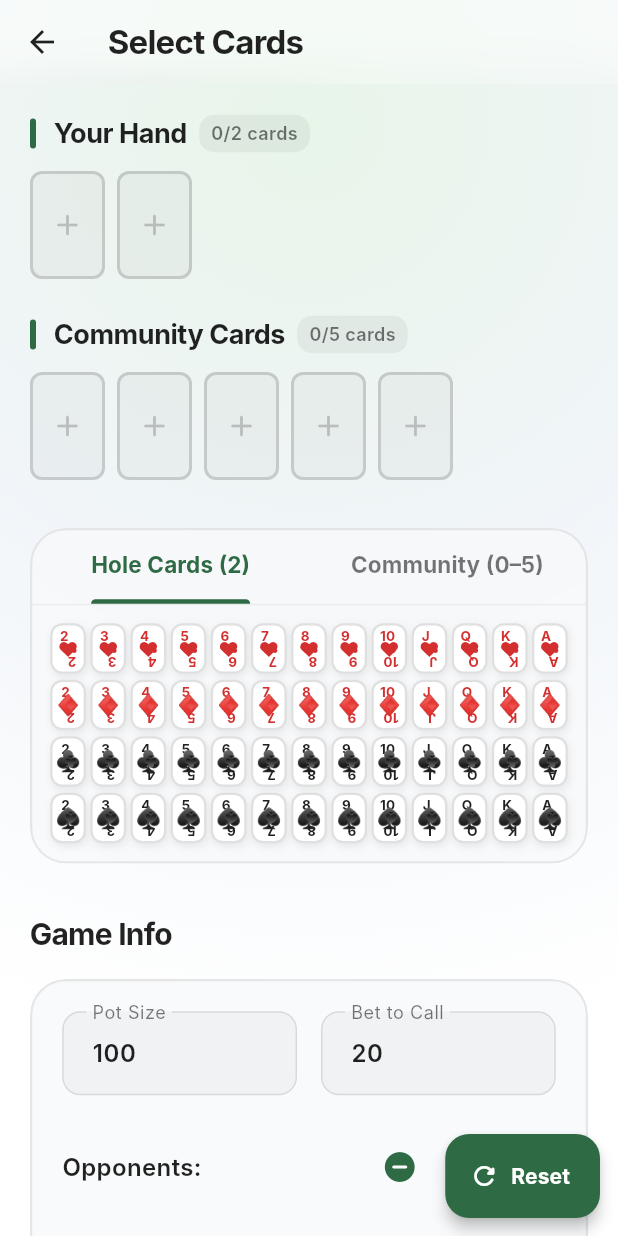
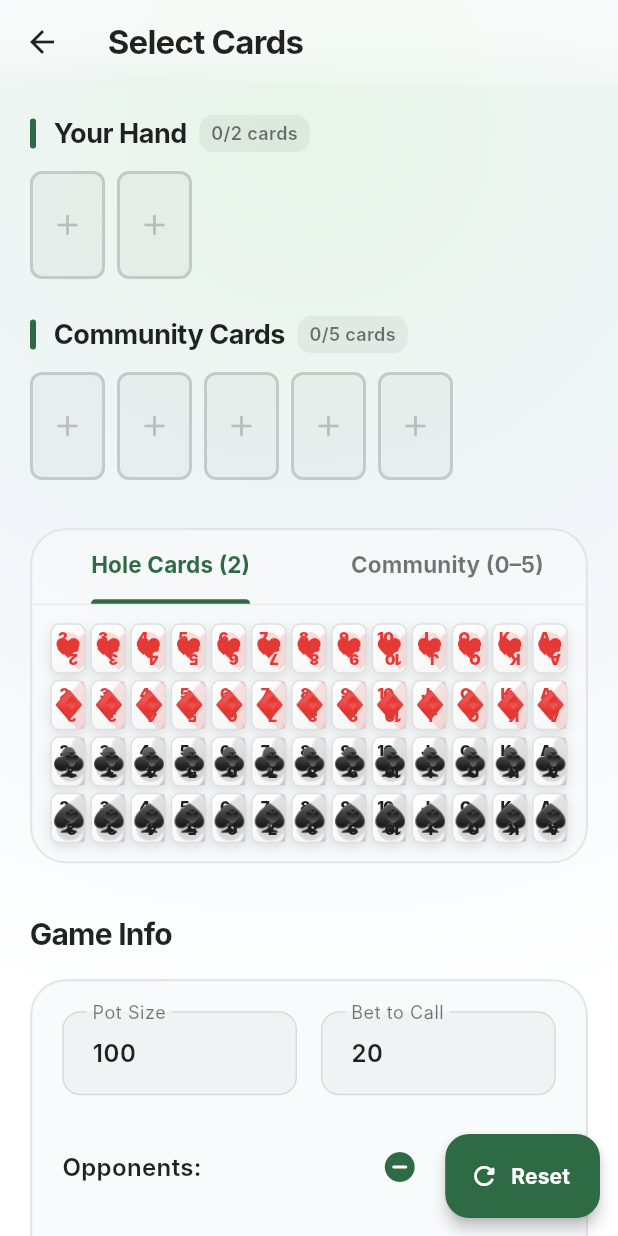
Before and after one commit to kvesen/PokerHandSuggester, a Flutter app: the screen it shows after launch, scrolled down 88 dp, after a tap on "Manual", on a phone screen of 412 x 824 dp. Run offline on Flutter 3.47's test engine with Material 3 defaults, Android fonts, the phone set to English and light mode, and no system bars; our stand-ins replace camera, image_picker, permission_handler, shared_preferences; missing offline and left inert: google_mlkit_text_recognition; Roboto replaces fonts that are missing (Inter).

Commit message:
Enhance card widget design and styling
Updated card colors, animations, and layout for improved aesthetics.

```diff
--- a/lib/ui/widgets/card_widget.dart
+++ b/lib/ui/widgets/card_widget.dart
@@ -26,9 +26,10 @@ class CardWidget extends StatelessWidget {
 
   @override
   Widget build(BuildContext context) {
-    final isRed =
-        card.suit == Suit.hearts || card.suit == Suit.diamonds;
-    final color = isRed ? const Color(0xFFD32F2F) : const Color(0xFF212121);
+    final isRed = card.suit == Suit.hearts || card.suit == Suit.diamonds;
+    // Deep, rich colors for suits instead of basic red/black
+    final color = isRed ? const Color(0xFFE53935) : const Color(0xFF1E1E1E);
+
     final suitSymbol = kSuitSymbols[card.suit.name] ?? '';
     final rankLabel = kRankLabels[card.rank.name] ?? '';
 
@@ -36,33 +37,54 @@ class CardWidget extends StatelessWidget {
     final double cardHeight = size.height;
     final double fontSize = size.fontSize;
 
+    final isDark = Theme.of(context).brightness == Brightness.dark;
+
     return GestureDetector(
       onTap: onTap,
       child: AnimatedContainer(
-        duration: const Duration(milliseconds: 150),
+        duration: const Duration(milliseconds: 200),
+        curve: Curves.easeOutCubic,
         width: cardWidth,
         height: cardHeight,
         decoration: BoxDecoration(
-          color: selected ? const Color(0xFFFFFDE7) : Colors.white,
-          borderRadius: BorderRadius.circular(8),
+          // Subtle gradient to mimic the sheen on physical cards
+          gradient: LinearGradient(
+            begin: Alignment.topLeft,
+            end: Alignment.bottomRight,
+            colors: selected
+                ? [const Color(0xFFFFFDE7), const Color(0xFFFFF9C4)] // Soft golden sheen
+                : [const Color(0xFFFFFFFF), const Color(0xFFF5F5F5)], // Bright white to off-white
+          ),
+          borderRadius: BorderRadius.circular(size.borderRadius),
+          // Glow effect when selected, soft drop shadow otherwise
+          boxShadow: [
+            if (selected)
+              BoxShadow(
+                color: const Color(0xFFFFC107).withOpacity(isDark ? 0.4 : 0.6),
+                blurRadius: 12,
+                spreadRadius: 2,
+                offset: const Offset(0, 2),
+              )
+            else
+              BoxShadow(
+                color: Colors.black.withOpacity(isDark ? 0.3 : 0.1),
+                blurRadius: 6,
+                offset: const Offset(0, 3),
+              ),
+          ],
           border: Border.all(
-            color: selected ? const Color(0xFFFFC107) : const Color(0xFFE0E0E0),
-            width: selected ? 2.5 : 1.5,
+            color: selected
+                ? const Color(0xFFFFC107)
+                : const Color(0xFFE0E0E0).withOpacity(isDark ? 0.2 : 1.0),
+            width: selected ? 2.0 : 1.0,
           ),
-          boxShadow: [
-            BoxShadow(
-              color: Colors.black.withAlpha(selected ? 80 : 20),
-              blurRadius: selected ? 8 : 4,
-              offset: const Offset(1, 2),
-            ),
-          ],
         ),
         child: Stack(
           children: [
             // Top-left rank + suit
             Positioned(
-              top: 2,
-              left: 4,
+              top: size.padding,
+              left: size.padding,
               child: _RankSuit(
                 rank: rankLabel,
                 suit: suitSymbol,
@@ -70,20 +92,34 @@ class CardWidget extends StatelessWidget {
                 fontSize: fontSize,
               ),
             ),
-            // Center suit
+            // Center suit watermark
+            Center(
+              child: Opacity(
+                opacity: 0.15, // Large faint symbol in the background
+                child: Text(
+                  suitSymbol,
+                  style: TextStyle(
+                    fontSize: fontSize * 3.5,
+                    color: color,
+                    height: 1,
+                  ),
+                ),
+              ),
+            ),
+            // Center primary suit
             Center(
               child: Text(
                 suitSymbol,
                 style: TextStyle(
-                  fontSize: fontSize * 1.5,
+                  fontSize: fontSize * 1.8,
                   color: color,
                 ),
               ),
             ),
             // Bottom-right rank + suit (rotated)
             Positioned(
-              bottom: 2,
-              right: 4,
+              bottom: size.padding,
+              right: size.padding,
               child: RotatedBox(
                 quarterTurns: 2,
                 child: _RankSuit(
@@ -118,19 +154,25 @@ class _RankSuit extends StatelessWidget {
   Widget build(BuildContext context) {
     return Column(
       mainAxisSize: MainAxisSize.min,
+      crossAxisAlignment: CrossAxisAlignment.center,
       children: [
         Text(
           rank,
           style: TextStyle(
             fontSize: fontSize,
-            fontWeight: FontWeight.bold,
+            fontWeight: FontWeight.w900, // Extra bold for modern look
             color: color,
-            height: 1.1,
+            height: 1.0,
+            letterSpacing: -0.5,
           ),
         ),
         Text(
           suit,
-          style: TextStyle(fontSize: fontSize * 0.8, color: color, height: 1),
+          style: TextStyle(
+            fontSize: fontSize * 0.85,
+            color: color,
+            height: 1.0
+          ),
         ),
       ],
     );
@@ -139,17 +181,21 @@ class _RankSuit extends StatelessWidget {
 
 /// Sizing presets for [CardWidget].
 enum CardSize {
-  small(width: 32, height: 46, fontSize: 9),
-  medium(width: 48, height: 68, fontSize: 13),
-  large(width: 64, height: 90, fontSize: 17);
+  small(width: 34, height: 48, fontSize: 10, padding: 3, borderRadius: 6),
+  medium(width: 52, height: 74, fontSize: 14, padding: 4, borderRadius: 8),
+  large(width: 72, height: 102, fontSize: 18, padding: 6, borderRadius: 10);
 
   const CardSize({
     required this.width,
     required this.height,
     required this.fontSize,
+    required this.padding,
+    required this.borderRadius,
   });
 
   final double width;
   final double height;
   final double fontSize;
+  final double padding;
+  final double borderRadius;
 }
```
